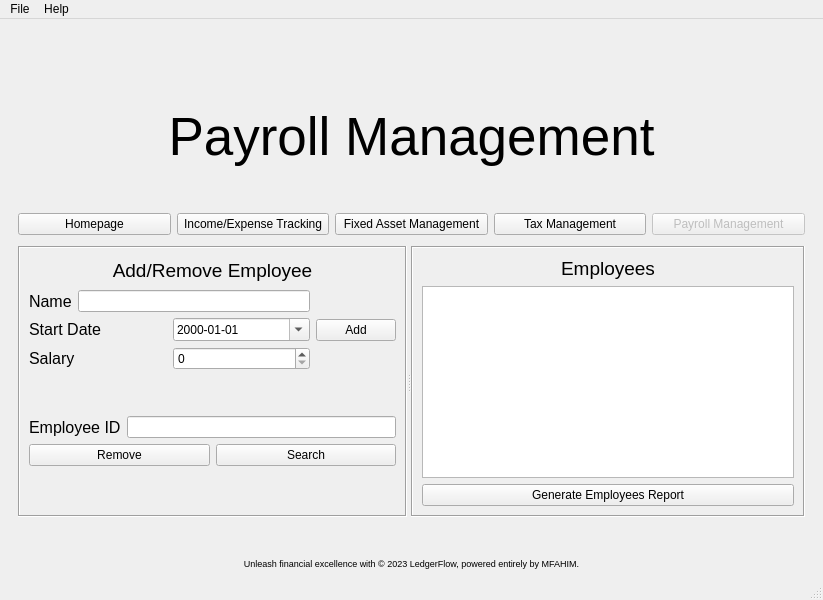
Old version of the form LedgerFlow_UI.ui in the repository mohammed-algh/LedgerFlow.
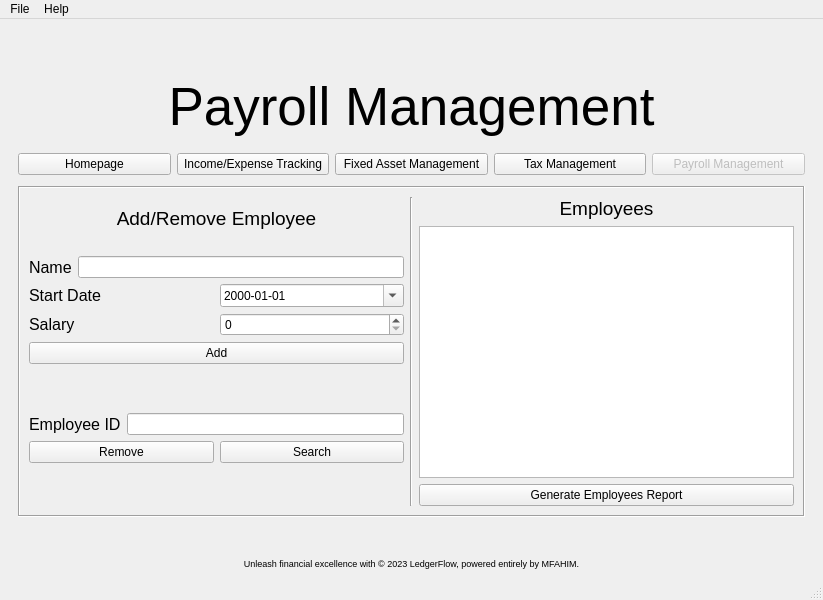
New version of the form.

Commit message: Improving layout for Payroll Management

The edit to the form file:
```diff
--- a/LedgerFlow_UI.ui
+++ b/LedgerFlow_UI.ui
@@ -1432,7 +1432,7 @@
          </layout>
         </widget>
         <widget class="QWidget" name="page_5">
-         <layout class="QVBoxLayout" name="verticalLayout_23">
+         <layout class="QVBoxLayout" name="verticalLayout_20">
           <item>
            <spacer name="verticalSpacer_23">
             <property name="orientation">
@@ -1542,10 +1542,6 @@
            </spacer>
           </item>
           <item>
-           <widget class="QSplitter" name="splitter_4">
-            <property name="orientation">
-             <enum>Qt::Horizontal</enum>
-            </property>
             <widget class="QFrame" name="frame_5">
              <property name="frameShape">
               <enum>QFrame::Box</enum>
@@ -1553,7 +1549,25 @@
              <property name="frameShadow">
               <enum>QFrame::Sunken</enum>
              </property>
-             <layout class="QVBoxLayout" name="verticalLayout_20">
+            <layout class="QHBoxLayout" name="horizontalLayout_26">
+             <item>
+              <layout class="QVBoxLayout" name="verticalLayout_21">
+               <item>
+                <spacer name="verticalSpacer_27">
+                 <property name="orientation">
+                  <enum>Qt::Vertical</enum>
+                 </property>
+                 <property name="sizeType">
+                  <enum>QSizePolicy::Fixed</enum>
+                 </property>
+                 <property name="sizeHint" stdset="0">
+                  <size>
+                   <width>20</width>
+                   <height>10</height>
+                  </size>
+                 </property>
+                </spacer>
+               </item>
               <item>
                <widget class="QLabel" name="label_32">
                 <property name="font">
@@ -1570,9 +1584,21 @@
                </widget>
               </item>
               <item>
-               <layout class="QVBoxLayout" name="verticalLayout_19">
-                <item>
-                 <layout class="QHBoxLayout" name="horizontalLayout_26">
+                <spacer name="verticalSpacer_6">
+                 <property name="orientation">
+                  <enum>Qt::Vertical</enum>
+                 </property>
+                 <property name="sizeType">
+                  <enum>QSizePolicy::Fixed</enum>
+                 </property>
+                 <property name="sizeHint" stdset="0">
+                  <size>
+                   <width>20</width>
+                   <height>20</height>
+                  </size>
+                 </property>
+                </spacer>
+               </item>
                   <item>
                    <layout class="QVBoxLayout" name="verticalLayout_11">
                     <item>
@@ -1665,8 +1691,6 @@
                       </item>
                      </layout>
                     </item>
-                   </layout>
-                  </item>
                   <item>
                    <widget class="QPushButton" name="add_emp_Button">
                     <property name="text">
@@ -1681,19 +1705,16 @@
                   <property name="orientation">
                    <enum>Qt::Vertical</enum>
                   </property>
-                  <property name="sizeType">
-                   <enum>QSizePolicy::Fixed</enum>
-                  </property>
                   <property name="sizeHint" stdset="0">
                    <size>
-                    <width>20</width>
-                    <height>40</height>
+                   <width>360</width>
+                   <height>13</height>
                    </size>
                   </property>
                  </spacer>
                 </item>
                 <item>
-                 <layout class="QVBoxLayout" name="verticalLayout_18">
+                <layout class="QVBoxLayout" name="verticalLayout_19">
                   <item>
                    <layout class="QHBoxLayout" name="horizontalLayout_27">
                     <item>
@@ -1740,16 +1761,11 @@
                   </item>
                  </layout>
                 </item>
-               </layout>
-              </item>
               <item>
-               <spacer name="verticalSpacer_6">
+                <spacer name="verticalSpacer_26">
                 <property name="orientation">
                  <enum>Qt::Vertical</enum>
                 </property>
-                <property name="sizeType">
-                 <enum>QSizePolicy::Fixed</enum>
-                </property>
                 <property name="sizeHint" stdset="0">
                  <size>
                   <width>20</width>
@@ -1759,15 +1775,16 @@
                </spacer>
               </item>
              </layout>
-            </widget>
-            <widget class="QFrame" name="frame_6">
-             <property name="frameShape">
-              <enum>QFrame::Box</enum>
-             </property>
-             <property name="frameShadow">
-              <enum>QFrame::Sunken</enum>
-             </property>
-             <layout class="QVBoxLayout" name="verticalLayout_22">
+             </item>
+             <item>
+              <widget class="Line" name="line">
+               <property name="orientation">
+                <enum>Qt::Vertical</enum>
+               </property>
+              </widget>
+             </item>
+             <item>
+              <layout class="QVBoxLayout" name="verticalLayout_18">
               <item>
                <widget class="QLabel" name="label_37">
                 <property name="font">
@@ -1784,8 +1801,6 @@
                </widget>
               </item>
               <item>
-               <layout class="QVBoxLayout" name="verticalLayout_21">
-                <item>
                  <widget class="QTableView" name="tableView">
                   <attribute name="verticalHeaderVisible">
                    <bool>false</bool>
@@ -1805,7 +1820,6 @@
                </layout>
               </item>
              </layout>
-            </widget>
            </widget>
           </item>
           <item>
```
Left out of the diff: 3 changed lines with no effect on the pictures. Lines whose indentation alone changed are shown as unchanged. The commit also changes 3 other files.
